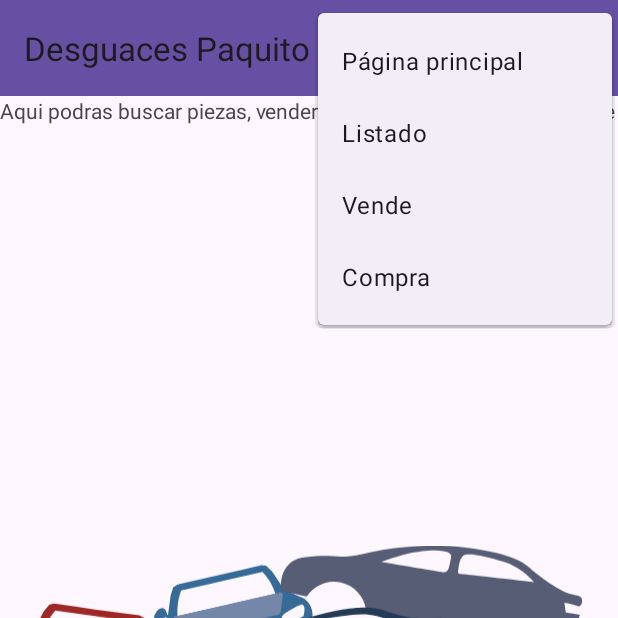
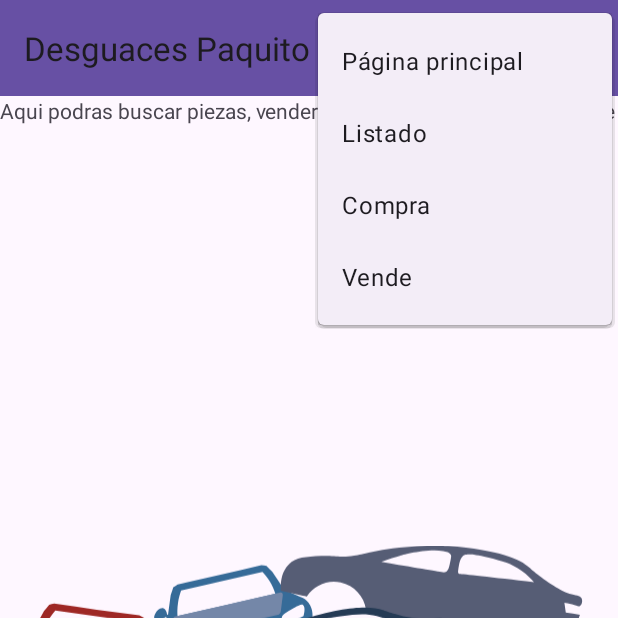
Before and after one commit to VictorDelpf/Proyecto, an Android app: the screen it shows after launch (MainActivity), with the options menu open, on a phone screen of 412 x 824 dp, the top half of it. Run offline under Robolectric (Android 15) with nearby library versions, the phone set to English and light mode, and no system bars.

Commit message:
Primera version

```diff
--- a/app/src/main/res/menu/menu.xml
+++ b/app/src/main/res/menu/menu.xml
@@ -11,9 +11,9 @@
         android:id="@+id/itemLista"
         android:title="Listado" />
     <item
+        android:id="@+id/itemCompra"
+        android:title="Compra" />
+    <item
         android:id="@+id/itemVende"
         android:title="Vende" />
-    <item
-        android:id="@+id/itemCompra"
-        android:title="Compra" />
 </menu>
```
